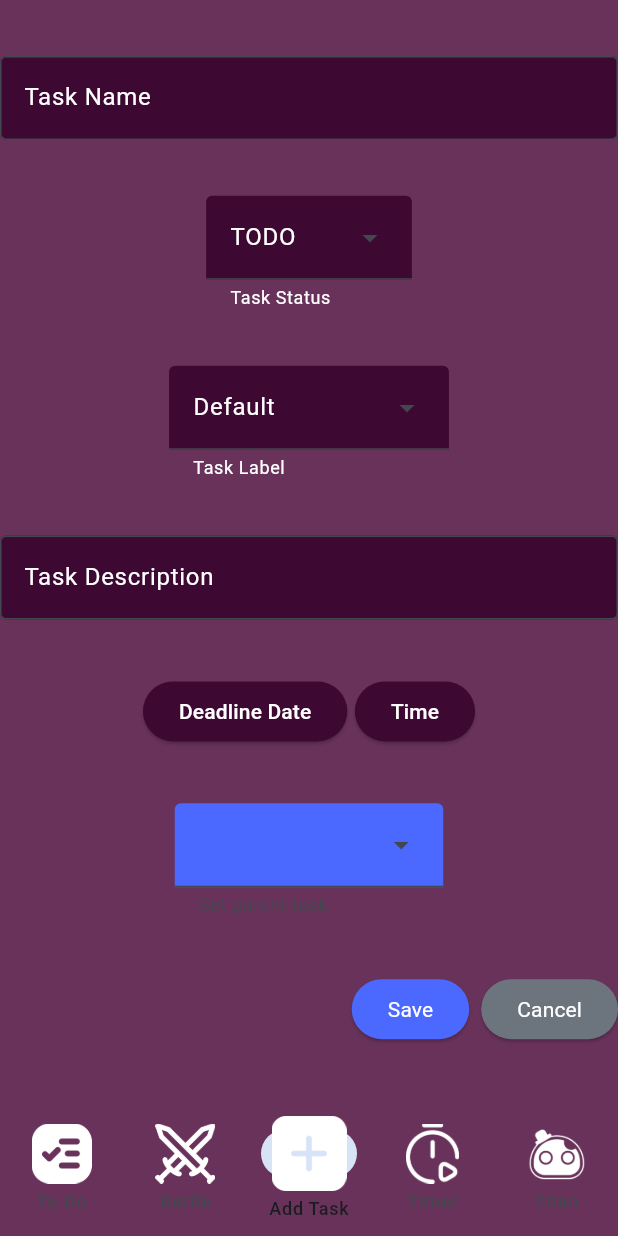
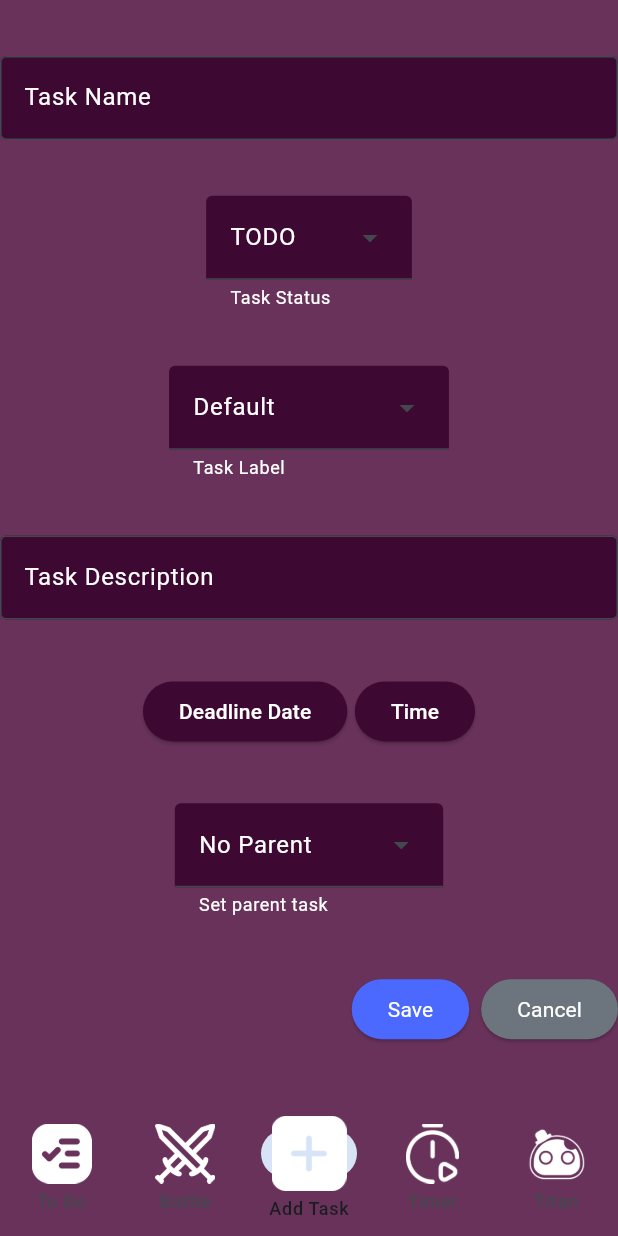
Before and after one commit to nanamid/CS425_Team45, a Flutter app: the screen it shows after launch, item 3 of the bottom bar chosen, on a phone screen of 412 x 824 dp. Run offline on Flutter 3.47's test engine with Material 3 defaults, Android fonts, the phone set to English and light mode, and no system bars; our stand-ins replace animate_do, firebase_auth, firebase_core, flutter_local_notifications, flutter_slidable, flutter_svg and 6 more; missing offline and left inert: android_alarm_manager_plus, mutex; accounts and stored records are empty.

Commit message:
Finish recoloring task_modify_widget UI

```diff
--- a/Basic_Flutter_App/flutter_walkthrough_app/lib/features/task/screens/task_modify_widget.dart
+++ b/Basic_Flutter_App/flutter_walkthrough_app/lib/features/task/screens/task_modify_widget.dart
@@ -215,8 +215,14 @@ class _ModifyTaskWidgetState extends State<ModifyTaskWidget> {
       DropdownMenu(
         initialSelection: widget._workingParentTask,
         helperText: 'Set parent task',
-        inputDecorationTheme:
-            InputDecorationTheme(fillColor: AppColors.primary, filled: true),
+        hintText: "No Parent",
+        textStyle: TextStyle(color: AppColors.textWhite),
+        inputDecorationTheme: InputDecorationTheme(
+          fillColor: AppColors.secondary,
+          filled: true,
+          helperStyle: TextStyle(color: AppColors.textWhite),
+          hintStyle: TextStyle(color: AppColors.textWhite),
+        ),
         onSelected: (Task? task) {
           if (task != null) {
             setState(() {
```
